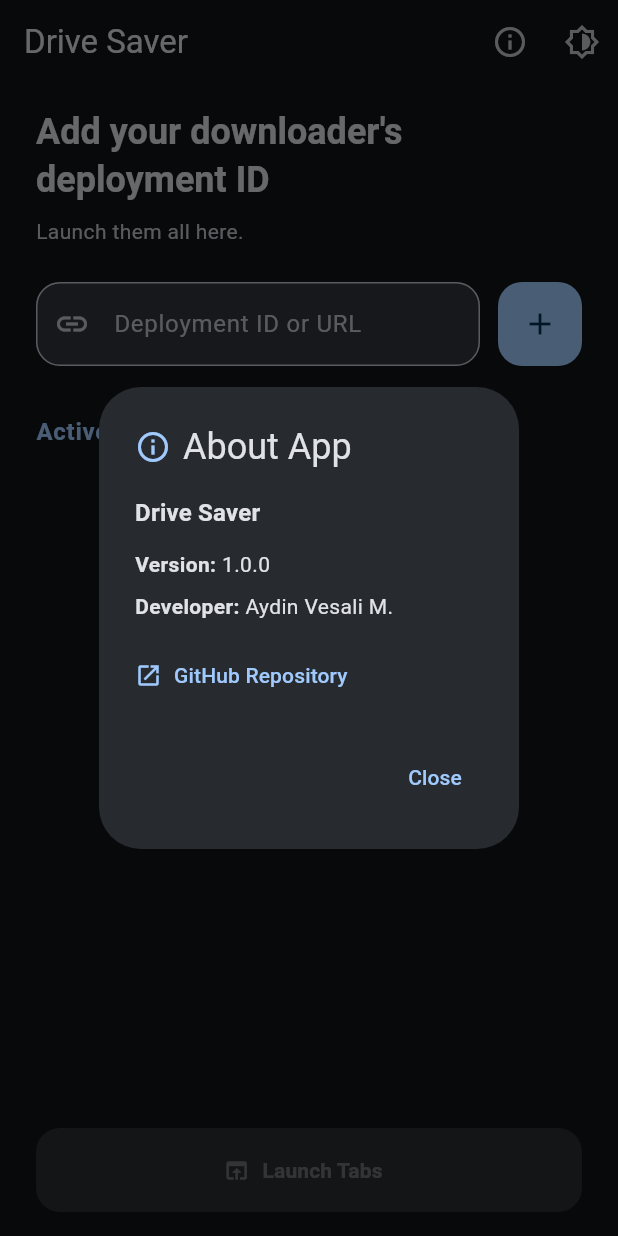
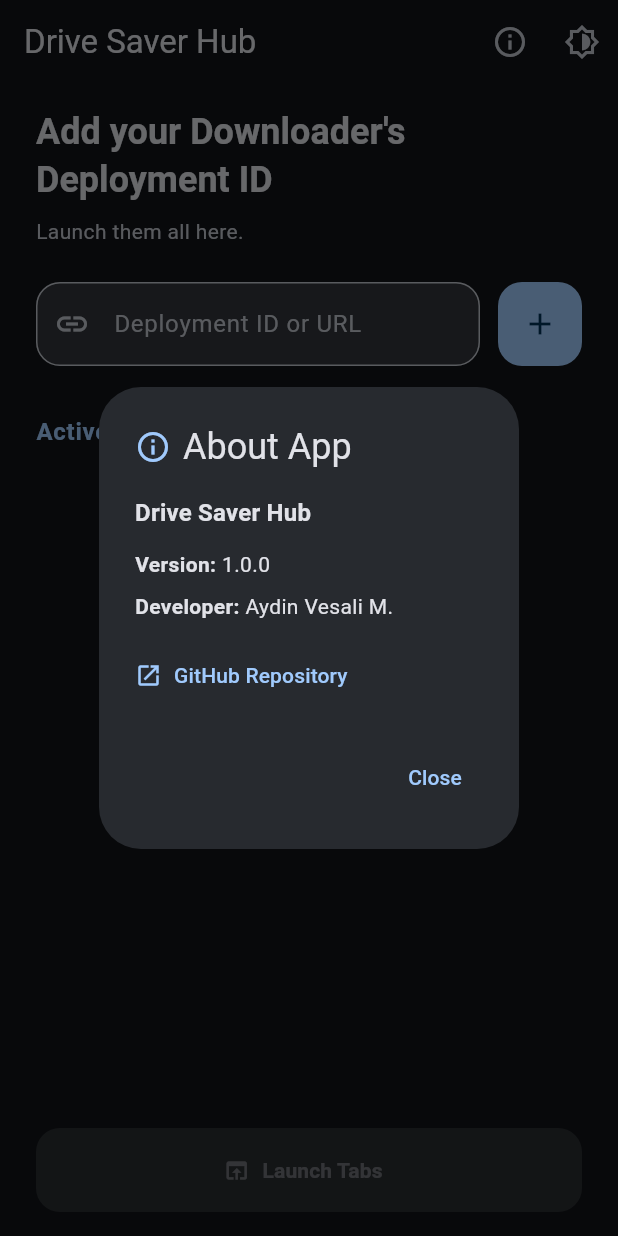
Before and after one commit to iam-aydin/drive_saver_hub, a Flutter app: the screen it shows after launch, after a tap on the "info outline" icon, on a phone screen of 412 x 824 dp. Run offline on Flutter 3.47's test engine with Material 3 defaults, Android fonts, the phone set to English and light mode, and no system bars; our stand-ins replace shared_preferences, webview_flutter.

Commit message:
add logo change drive_saver to drive_saver_hub

```diff
--- a/lib/main.dart
+++ b/lib/main.dart
@@ -2,7 +2,7 @@
 import 'package:flutter/material.dart';
 import 'package:webview_flutter/webview_flutter.dart';
 import 'package:shared_preferences/shared_preferences.dart';
-import 'package:url_launcher/url_launcher.dart'; // Added url_launcher import
+import 'package:url_launcher/url_launcher.dart';
 
 final themeNotifier = ValueNotifier<ThemeMode>(ThemeMode.system);
 
@@ -11,11 +11,11 @@
   final prefs = await SharedPreferences.getInstance();
   final themeIndex = prefs.getInt('themeMode') ?? 2;
   themeNotifier.value = ThemeMode.values[themeIndex];
-  runApp(const DrivePSaverApp());
+  runApp(const DriveSaverHubApp());
 }
 
-class DrivePSaverApp extends StatelessWidget {
-  const DrivePSaverApp({super.key});
+class DriveSaverHubApp extends StatelessWidget {
+  const DriveSaverHubApp({super.key});
 
   @override
   Widget build(BuildContext context) {
@@ -23,7 +23,7 @@
       valueListenable: themeNotifier,
       builder: (context, themeMode, child) {
         return MaterialApp(
-          title: 'Drive Saver',
+          title: 'Drive Saver Hub',
           debugShowCheckedModeBanner: false,
 
           // Pure Material You Light Theme
@@ -200,7 +200,7 @@
   void _showAboutDialog() {
     const String appVersion = "1.0.0";
     const String developerName = "Aydin Vesali M.";
-    const String githubUrl = "https://github.com/iam-aydin/Drive-Saver";
+    const String githubUrl = "https://github.com/iam-aydin/drive_saver_hub";
 
     showDialog(
       context: context,
@@ -219,7 +219,7 @@
             crossAxisAlignment: CrossAxisAlignment.start,
             children: [
               Text(
-                'Drive Saver',
+                'Drive Saver Hub',
                 style: theme.textTheme.titleMedium?.copyWith(fontWeight: FontWeight.bold),
               ),
               const SizedBox(height: 12),
@@ -279,7 +279,7 @@
 
     return Scaffold(
       appBar: AppBar(
-        title: const Text('Drive Saver'),
+        title: const Text('Drive Saver Hub'),
         actions: [
           IconButton(
             icon: const Icon(Icons.info_outline),
@@ -304,7 +304,7 @@
             crossAxisAlignment: CrossAxisAlignment.start,
             children: [
               Text(
-                "Add your downloader's deployment ID",
+                "Add your Downloader's Deployment ID",
                 style: theme.textTheme.headlineSmall?.copyWith(
                   fontWeight: FontWeight.bold,
                   color: theme.colorScheme.onSurface,
```
Also changed, not shown: 5 other files.
